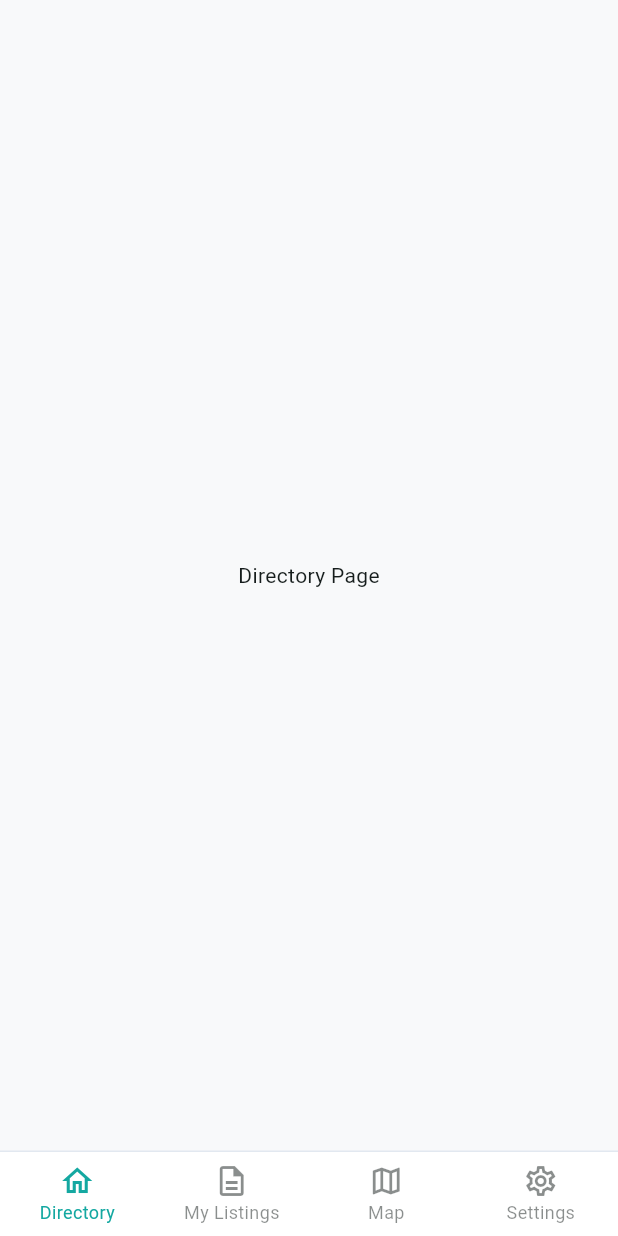
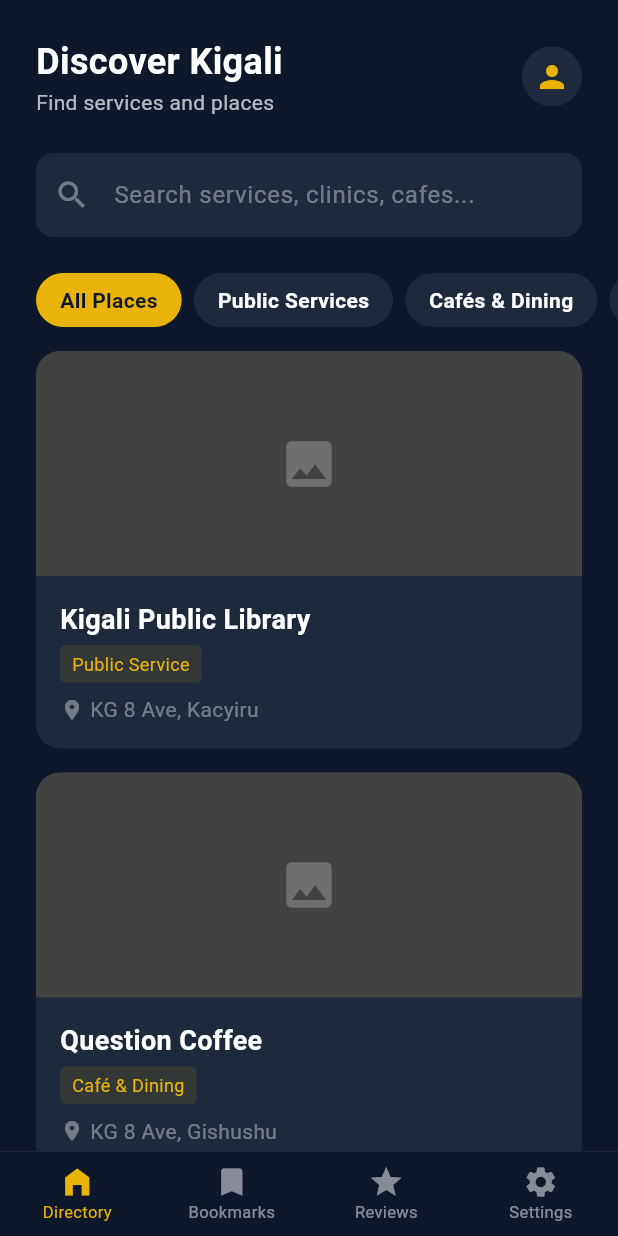
Before and after one commit to shina227/kigali_directory_app, a Flutter app: the MainNavigation screen opened directly, on a phone screen of 412 x 824 dp. Run offline on Flutter 3.47's test engine with Material 3 defaults, Android fonts, the phone set to English and light mode, and no system bars.

Commit message:
directory and theme changes

```diff
--- a/lib/main.dart
+++ b/lib/main.dart
@@ -1,5 +1,6 @@
 import 'package:flutter/material.dart';
 import 'package:kigali_directory_app/screens/auth/login.dart';
+import 'package:kigali_directory_app/screens/directory/directory_home.dart';
 
 void main() {
   runApp(const KigaliApp());
@@ -9,32 +10,40 @@ class KigaliApp extends StatelessWidget {
   const KigaliApp({super.key});
 
   // Colors
-  static const Color primaryTeal = Color(0xFF14A8A1);
-  static const Color bgColor = Color(0xFFF8F9FA);
+  static const Color primaryNavy = Color(0xFF0F172A);
+  static const Color accentGold = Color(0xFFEAB308);
+  static const Color cardNavy = Color(0xFF1E293B);
 
   @override
   Widget build(BuildContext context) {
     return MaterialApp(
       debugShowCheckedModeBanner: false,
       theme: ThemeData(
-        primaryColor: primaryTeal,
-        scaffoldBackgroundColor: bgColor,
+        brightness: Brightness.dark,
+        primaryColor: accentGold,
+        scaffoldBackgroundColor: primaryNavy,
+
+        // Button styles
         elevatedButtonTheme: ElevatedButtonThemeData(
           style: ElevatedButton.styleFrom(
-            backgroundColor: primaryTeal,
-            foregroundColor: Colors.white,
+            backgroundColor: accentGold,
+            foregroundColor: primaryNavy,
             shape: RoundedRectangleBorder(
               borderRadius: BorderRadius.circular(12),
             ),
+            elevation: 0,
           ),
         ),
-        colorScheme: ColorScheme.fromSeed(
-          seedColor: primaryTeal,
-          primary: primaryTeal,
-          surface: Colors.white,
+
+        // ColorScheme
+        colorScheme: const ColorScheme.dark(
+          primary: accentGold,
+          secondary: accentGold,
+          surface: cardNavy,
+          background: primaryNavy,
         ),
       ),
-      home: LoginScreen(),
+      home: const LoginScreen(),
     );
   }
 }
@@ -50,19 +59,14 @@ class MainNavigation extends StatefulWidget {
 class _MainNavigationState extends State<MainNavigation> {
   int _selectedIndex = 0;
 
-  // List of pages to display for each tab
   final List<Widget> _pages = [
-    const Center(child: Text('Directory Page')),
+    const DirectoryScreen(),
     const Center(child: Text('My Listings Page')),
     const Center(child: Text('Map Page')),
     const Center(child: Text('Settings Page')),
   ];
 
-  void _onItemTapped(int index) {
-    setState(() {
-      _selectedIndex = index;
-    });
-  }
+  void _onItemTapped(int index) => setState(() => _selectedIndex = index);
 
   @override
   Widget build(BuildContext context) {
@@ -71,47 +75,38 @@ class _MainNavigationState extends State<MainNavigation> {
     return Scaffold(
       body: _pages[_selectedIndex],
       bottomNavigationBar: Container(
-        decoration: const BoxDecoration(
-          border: Border(top: BorderSide(color: Color(0xFFE2E8F0), width: 1)),
+        decoration: BoxDecoration(
+          border: Border(
+            top: BorderSide(color: Colors.white.withOpacity(0.1), width: 0.5),
           ),
-        child: Theme(
-          data: Theme.of(context).copyWith(
-            splashColor: Colors.transparent,
-            highlightColor: Colors.transparent,
-            splashFactory: NoSplash.splashFactory,
         ),
         child: BottomNavigationBar(
           type: BottomNavigationBarType.fixed,
           currentIndex: _selectedIndex,
           onTap: _onItemTapped,
-            backgroundColor: theme.colorScheme.surface,
+          backgroundColor: KigaliApp.primaryNavy,
           selectedItemColor: theme.colorScheme.primary,
-            unselectedItemColor: theme.colorScheme.onSurface.withOpacity(0.5),
+          unselectedItemColor: Colors.white.withOpacity(0.5),
           showUnselectedLabels: true,
-            selectedFontSize: 12,
-            unselectedFontSize: 12,
-            elevation: 0,
+          selectedFontSize: 11,
+          unselectedFontSize: 11,
           items: const [
             BottomNavigationBarItem(
-                icon: Icon(Icons.home_outlined),
+              icon: Icon(Icons.home_filled),
               label: 'Directory',
             ),
             BottomNavigationBarItem(
-                icon: Icon(Icons.description_outlined),
-                label: 'My Listings',
+              icon: Icon(Icons.bookmark),
+              label: 'Bookmarks',
             ),
+            BottomNavigationBarItem(icon: Icon(Icons.star), label: 'Reviews'),
             BottomNavigationBarItem(
-                icon: Icon(Icons.map_outlined),
-                label: 'Map',
-              ),
-              BottomNavigationBarItem(
-                icon: Icon(Icons.settings_outlined),
+              icon: Icon(Icons.settings),
               label: 'Settings',
             ),
           ],
         ),
       ),
-      ),
     );
   }
 }
--- /dev/null
+++ b/lib/screens/directory/directory_home.dart
@@ -0,0 +1,224 @@
+import 'package:flutter/material.dart';
+import 'package:kigali_directory_app/main.dart';
+
+class DirectoryScreen extends StatelessWidget {
+  const DirectoryScreen({super.key});
+
+  @override
+  Widget build(BuildContext context) {
+    return Scaffold(
+      backgroundColor: KigaliApp.primaryNavy,
+      body: SafeArea(
+        child: Column(
+          crossAxisAlignment: CrossAxisAlignment.start,
+          children: [
+            // Header Section
+            Padding(
+              padding: const EdgeInsets.all(24.0),
+              child: Column(
+                crossAxisAlignment: CrossAxisAlignment.start,
+                children: [
+                  Row(
+                    mainAxisAlignment: MainAxisAlignment.spaceBetween,
+                    children: [
+                      const Column(
+                        crossAxisAlignment: CrossAxisAlignment.start,
+                        children: [
+                          Text(
+                            "Discover Kigali",
+                            style: TextStyle(
+                              fontSize: 24,
+                              fontWeight: FontWeight.bold,
+                              color: Colors.white,
+                            ),
+                          ),
+                          Text(
+                            "Find services and places",
+                            style: TextStyle(color: Colors.white70),
+                          ),
+                        ],
+                      ),
+                      CircleAvatar(
+                        backgroundColor: KigaliApp.cardNavy,
+                        child: const Icon(
+                          Icons.person,
+                          color: KigaliApp.accentGold,
+                        ),
+                      ),
+                    ],
+                  ),
+                  const SizedBox(height: 24),
+
+                  // Search Bar
+                  TextField(
+                    style: const TextStyle(color: Colors.white),
+                    decoration: InputDecoration(
+                      hintText: "Search services, clinics, cafes...",
+                      hintStyle: const TextStyle(color: Colors.white38),
+                      prefixIcon: const Icon(
+                        Icons.search,
+                        color: Colors.white38,
+                      ),
+                      filled: true,
+                      fillColor: KigaliApp.cardNavy,
+                      border: OutlineInputBorder(
+                        borderRadius: BorderRadius.circular(12),
+                        borderSide: BorderSide.none,
+                      ),
+                    ),
+                  ),
+                ],
+              ),
+            ),
+
+            // Categories Row
+            SingleChildScrollView(
+              scrollDirection: Axis.horizontal,
+              padding: const EdgeInsets.symmetric(horizontal: 24),
+              child: Row(
+                children: [
+                  _buildCategoryChip("All Places", isActive: true),
+                  _buildCategoryChip("Public Services"),
+                  _buildCategoryChip("Cafés & Dining"),
+                  _buildCategoryChip("Hospitals"),
+                ],
+              ),
+            ),
+
+            const SizedBox(height: 16),
+
+            // Directory List
+            Expanded(
+              child: ListView(
+                padding: const EdgeInsets.symmetric(horizontal: 24),
+                children: [
+                  _buildDirectoryCard(
+                    title: "Kigali Public Library",
+                    category: "Public Service",
+                    location: "KG 8 Ave, Kacyiru",
+                    image:
+                        "https://images.unsplash.com/photo-1521587760476-6c12a4b040da", // Placeholder
+                  ),
+                  _buildDirectoryCard(
+                    title: "Question Coffee",
+                    category: "Café & Dining",
+                    location: "KG 8 Ave, Gishushu",
+                    image:
+                        "https://images.unsplash.com/photo-1554118811-1e0d58224f24", // Placeholder
+                  ),
+                  _buildDirectoryCard(
+                    title: "Nyandungu Urban Wetland",
+                    category: "Park",
+                    location: "Kigali-Muhanga Rd, Kigali",
+                    image:
+                        "https://images.unsplash.com/photo-1554118811-1e0d58224f24", // Placeholder
+                  ),
+                ],
+              ),
+            ),
+          ],
+        ),
+      ),
+    );
+  }
+
+  Widget _buildCategoryChip(String label, {bool isActive = false}) {
+    return Container(
+      margin: const EdgeInsets.only(right: 8),
+      padding: const EdgeInsets.symmetric(horizontal: 16, vertical: 8),
+      decoration: BoxDecoration(
+        color: isActive ? KigaliApp.accentGold : KigaliApp.cardNavy,
+        borderRadius: BorderRadius.circular(20),
+      ),
+      child: Text(
+        label,
+        style: TextStyle(
+          color: isActive ? KigaliApp.primaryNavy : Colors.white,
+          fontWeight: FontWeight.bold,
+        ),
+      ),
+    );
+  }
+
+  Widget _buildDirectoryCard({
+    required String title,
+    required String category,
+    required String location,
+    required String image,
+  }) {
+    return Container(
+      margin: const EdgeInsets.only(bottom: 16),
+      decoration: BoxDecoration(
+        color: KigaliApp.cardNavy,
+        borderRadius: BorderRadius.circular(16),
+      ),
+      child: Column(
+        crossAxisAlignment: CrossAxisAlignment.start,
+        children: [
+          // Image placeholder using a Container for the demo
+          Container(
+            height: 150,
+            decoration: BoxDecoration(
+              borderRadius: const BorderRadius.vertical(
+                top: Radius.circular(16),
+              ),
+              color: Colors.grey.shade800,
+            ),
+            child: const Center(
+              child: Icon(Icons.image, color: Colors.white24, size: 40),
+            ),
+          ),
+          Padding(
+            padding: const EdgeInsets.all(16),
+            child: Column(
+              crossAxisAlignment: CrossAxisAlignment.start,
+              children: [
+                Text(
+                  title,
+                  style: const TextStyle(
+                    fontSize: 18,
+                    fontWeight: FontWeight.bold,
+                    color: Colors.white,
+                  ),
+                ),
+                const SizedBox(height: 4),
+                Container(
+                  padding: const EdgeInsets.symmetric(
+                    horizontal: 8,
+                    vertical: 4,
+                  ),
+                  decoration: BoxDecoration(
+                    color: KigaliApp.accentGold.withOpacity(0.1),
+                    borderRadius: BorderRadius.circular(4),
+                  ),
+                  child: Text(
+                    category,
+                    style: const TextStyle(
+                      color: KigaliApp.accentGold,
+                      fontSize: 12,
+                    ),
+                  ),
+                ),
+                const SizedBox(height: 8),
+                Row(
+                  children: [
+                    const Icon(
+                      Icons.location_on,
+                      color: Colors.white38,
+                      size: 16,
+                    ),
+                    const SizedBox(width: 4),
+                    Text(
+                      location,
+                      style: const TextStyle(color: Colors.white38),
+                    ),
+                  ],
+                ),
+              ],
+            ),
+          ),
+        ],
+      ),
+    );
+  }
+}
```
Also changed, not shown: lib/screens/auth/login.dart (+57 -50 lines), lib/screens/auth/signup.dart (+48 -40 lines). Lines whose indentation alone changed are shown as unchanged.
